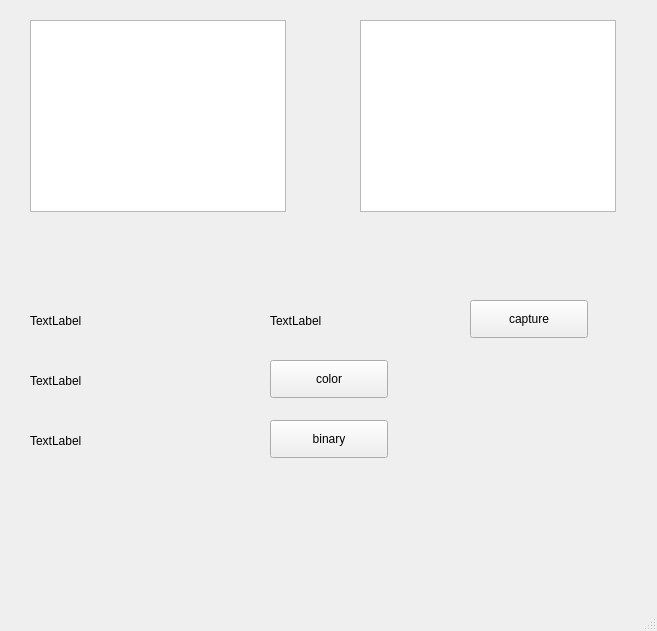
Old version of the form src/gui/qt_gui/ui/main.ui in the repository kev1nCh1u/motion_capture.
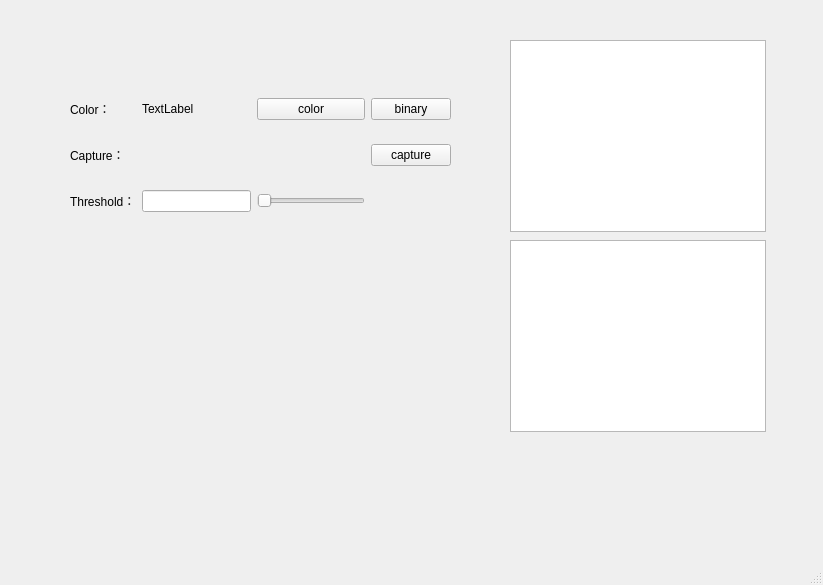
New version of the form.

Patch:
```diff
--- a/src/gui/qt_gui/ui/main.ui
+++ b/src/gui/qt_gui/ui/main.ui
@@ -6,124 +6,124 @@
    <rect>
     <x>0</x>
     <y>0</y>
-    <width>657</width>
-    <height>631</height>
+    <width>823</width>
+    <height>585</height>
    </rect>
   </property>
   <property name="windowTitle">
    <string>MainWindow</string>
   </property>
   <widget class="QWidget" name="centralwidget">
-   <widget class="QLabel" name="label">
+   <widget class="QWidget" name="widget" native="true">
     <property name="geometry">
      <rect>
-      <x>30</x>
-      <y>310</y>
-      <width>211</width>
-      <height>22</height>
+      <x>500</x>
+      <y>30</y>
+      <width>291</width>
+      <height>461</height>
      </rect>
     </property>
-    <property name="text">
-     <string>TextLabel</string>
-    </property>
+    <widget class="QGraphicsView" name="graphicsView_2">
+     <property name="geometry">
+      <rect>
+       <x>10</x>
+       <y>10</y>
+       <width>256</width>
+       <height>192</height>
+      </rect>
+     </property>
+    </widget>
+    <widget class="QGraphicsView" name="graphicsView">
+     <property name="geometry">
+      <rect>
+       <x>10</x>
+       <y>210</y>
+       <width>256</width>
+       <height>192</height>
+      </rect>
+     </property>
+    </widget>
    </widget>
-   <widget class="QPushButton" name="pushButton">
+   <widget class="QWidget" name="widget_2" native="true">
     <property name="geometry">
      <rect>
-      <x>270</x>
-      <y>360</y>
-      <width>118</width>
-      <height>38</height>
+      <x>40</x>
+      <y>30</y>
+      <width>441</width>
+      <height>461</height>
      </rect>
     </property>
-    <property name="text">
-     <string>color</string>
-    </property>
-   </widget>
-   <widget class="QPushButton" name="pushButton_2">
-    <property name="geometry">
-     <rect>
-      <x>270</x>
-      <y>420</y>
-      <width>118</width>
-      <height>38</height>
-     </rect>
-    </property>
-    <property name="text">
-     <string>binary</string>
-    </property>
-   </widget>
-   <widget class="QLabel" name="label_2">
-    <property name="geometry">
-     <rect>
-      <x>270</x>
-      <y>310</y>
-      <width>211</width>
-      <height>22</height>
-     </rect>
-    </property>
-    <property name="text">
-     <string>TextLabel</string>
-    </property>
-   </widget>
-   <widget class="QLabel" name="label_3">
-    <property name="geometry">
-     <rect>
-      <x>30</x>
-      <y>370</y>
-      <width>211</width>
-      <height>22</height>
-     </rect>
-    </property>
-    <property name="text">
-     <string>TextLabel</string>
-    </property>
-   </widget>
-   <widget class="QLabel" name="label_4">
-    <property name="geometry">
-     <rect>
-      <x>30</x>
-      <y>430</y>
-      <width>211</width>
-      <height>22</height>
-     </rect>
-    </property>
-    <property name="text">
-     <string>TextLabel</string>
-    </property>
-   </widget>
-   <widget class="QGraphicsView" name="graphicsView">
-    <property name="geometry">
-     <rect>
-      <x>30</x>
-      <y>20</y>
-      <width>256</width>
-      <height>192</height>
-     </rect>
-    </property>
-   </widget>
-   <widget class="QGraphicsView" name="graphicsView_2">
-    <property name="geometry">
-     <rect>
-      <x>360</x>
-      <y>20</y>
-      <width>256</width>
-      <height>192</height>
-     </rect>
-    </property>
-   </widget>
-   <widget class="QPushButton" name="pushButton_3">
-    <property name="geometry">
-     <rect>
-      <x>470</x>
-      <y>300</y>
-      <width>118</width>
-      <height>38</height>
-     </rect>
-    </property>
-    <property name="text">
-     <string>capture</string>
-    </property>
+    <widget class="QWidget" name="gridLayoutWidget">
+     <property name="geometry">
+      <rect>
+       <x>30</x>
+       <y>50</y>
+       <width>381</width>
+       <height>151</height>
+      </rect>
+     </property>
+     <layout class="QGridLayout" name="gridLayout">
+      <item row="0" column="3">
+       <widget class="QPushButton" name="pushButton_2">
+        <property name="text">
+         <string>binary</string>
+        </property>
+       </widget>
+      </item>
+      <item row="0" column="0">
+       <widget class="QLabel" name="label_5">
+        <property name="text">
+         <string>Color：</string>
+        </property>
+       </widget>
+      </item>
+      <item row="0" column="2">
+       <widget class="QPushButton" name="pushButton">
+        <property name="text">
+         <string>color</string>
+        </property>
+       </widget>
+      </item>
+      <item row="1" column="3">
+       <widget class="QPushButton" name="pushButton_3">
+        <property name="text">
+         <string>capture</string>
+        </property>
+       </widget>
+      </item>
+      <item row="1" column="0">
+       <widget class="QLabel" name="label_6">
+        <property name="text">
+         <string>Capture：</string>
+        </property>
+       </widget>
+      </item>
+      <item row="0" column="1">
+       <widget class="QLabel" name="label_2">
+        <property name="text">
+         <string>TextLabel</string>
+        </property>
+       </widget>
+      </item>
+      <item row="2" column="0">
+       <widget class="QLabel" name="label">
+        <property name="text">
+         <string>Threshold：</string>
+        </property>
+       </widget>
+      </item>
+      <item row="2" column="2">
+       <widget class="QSlider" name="horizontalSlider">
+        <property name="orientation">
+         <enum>Qt::Horizontal</enum>
+        </property>
+       </widget>
+      </item>
+      <item row="2" column="1">
+       <widget class="QLineEdit" name="lineEdit"/>
+      </item>
+     </layout>
+    </widget>
    </widget>
   </widget>
   <widget class="QMenuBar" name="menubar">
```
Left out of the diff: 2 changed lines with no effect on the pictures.
